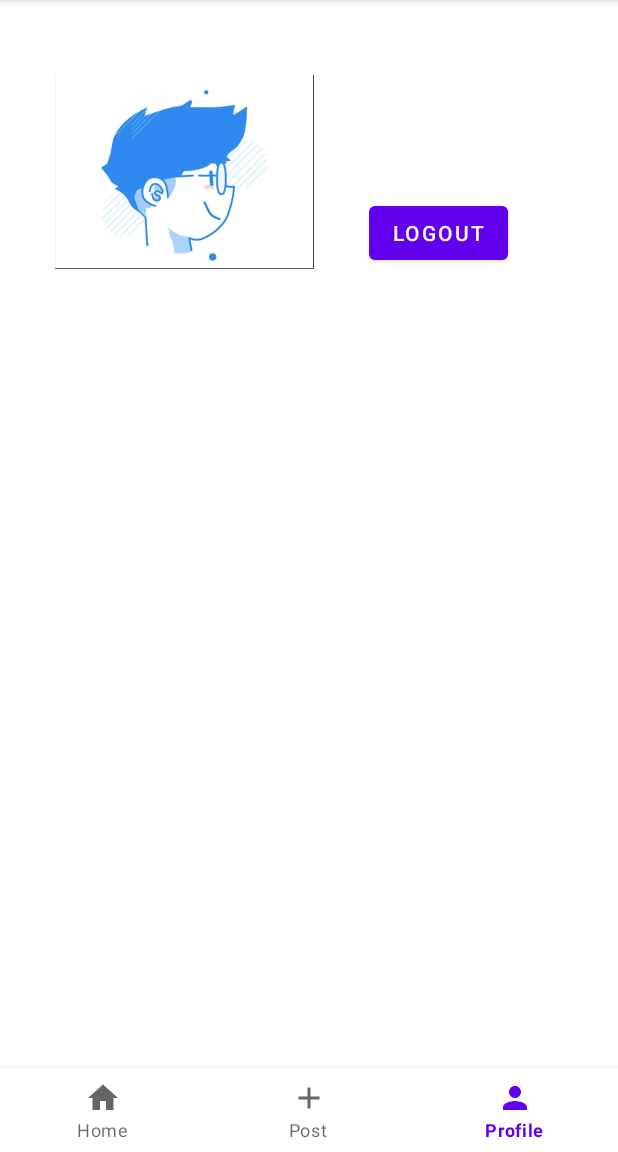
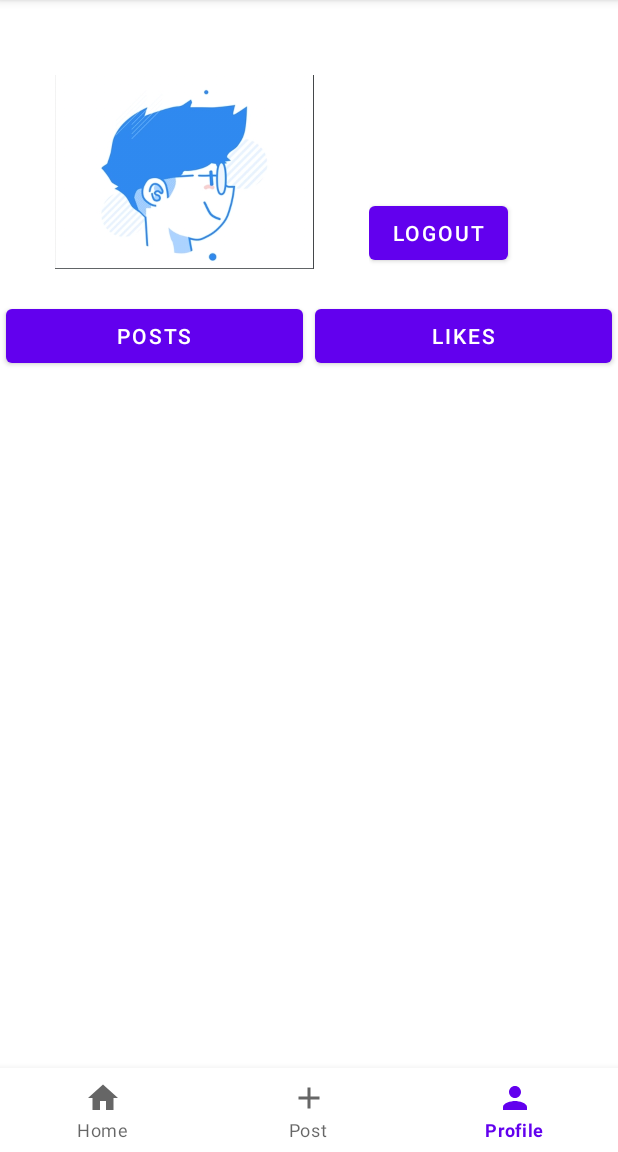
Before and after one commit to pangu99/sayYes, an Android app: the HomeFragment screen opened directly, with no data from a screen before it, item 3 of the bottom bar chosen, on a phone screen of 412 x 824 dp, the part 84-1236 px from its top. Run offline under Robolectric (Android 15) with nearby library versions, the phone set to English and light mode, and no system bars; our stand-ins replace Firebase (no records; nobody signed in at launch, a user with empty details on screens opened directly).

Commit message:
add profile posts

```diff
--- a/app/src/main/AndroidManifest.xml
+++ b/app/src/main/AndroidManifest.xml
@@ -16,9 +16,6 @@
         android:theme="@style/Theme.SayYes">
         <activity
             android:name=".SearchActivity"
-            android:exported="true" />
-        <activity
-            android:name=".ProfileActivity"
             android:exported="true" />
         <activity
             android:name=".RegisterActivity"
--- a/app/src/main/java/com/example/sayyes/CreatePost.java
+++ b/app/src/main/java/com/example/sayyes/CreatePost.java
@@ -244,6 +244,7 @@ public class CreatePost extends AppCompatActivity {
 
                         // update postIDs under the given user
                         List<String> postIDs = new ArrayList<>();
+                        postIDs.add(postid);
                         DatabaseReference reference_user = db.getReference("Users").child(userID).child("postIDs");
 
                         reference_user.addValueEventListener(new ValueEventListener() {
@@ -252,6 +253,7 @@ public class CreatePost extends AppCompatActivity {
                                 for (DataSnapshot data : snapshot.getChildren()){
                                     postIDs.add(data.getKey());
                                 }
+
                                 reference_user.child(userID).child("postIDs").setValue(postIDs);
                             }
 
--- a/app/src/main/java/com/example/sayyes/HomeFragment.java
+++ b/app/src/main/java/com/example/sayyes/HomeFragment.java
@@ -8,6 +8,7 @@ import androidx.fragment.app.Fragment;
 import androidx.recyclerview.widget.LinearLayoutManager;
 import androidx.recyclerview.widget.RecyclerView;
 
+import android.util.Log;
 import android.view.LayoutInflater;
 import android.view.View;
 import android.view.ViewGroup;
@@ -52,6 +53,7 @@ public class HomeFragment extends Fragment {
         linearLayoutManager.setStackFromEnd(true);
         recyclerView.setLayoutManager(linearLayoutManager);
         postList = new ArrayList<>();
+        //readPosts();
         postAdapter = new PostAdapter(getContext(), postList);
         recyclerView.setAdapter(postAdapter);
         return view;
@@ -67,6 +69,7 @@ public class HomeFragment extends Fragment {
                     Post post = snapshot1.getValue(Post.class);
                     postList.add(post);
                 }
+                postAdapter.notifyDataSetChanged();
             }
 
             @Override
--- a/app/src/main/java/com/example/sayyes/PostAdapter.java
+++ b/app/src/main/java/com/example/sayyes/PostAdapter.java
@@ -78,7 +78,7 @@ public class PostAdapter extends RecyclerView.Adapter<PostAdapter.ViewHolder>{
             }
         }).addOnFailureListener((exception) -> {
             exception.printStackTrace();
-            Log.i("Error", "Profile image downloaded error");
+            Log.i("Error", "Post image downloaded error");
         });
 
 
--- a/app/src/main/java/com/example/sayyes/ProfileFragment.java
+++ b/app/src/main/java/com/example/sayyes/ProfileFragment.java
@@ -11,31 +11,37 @@ import android.graphics.BitmapFactory;
 import android.net.Uri;
 import android.os.Bundle;
 
-import android.content.SharedPreferences;
-
 import androidx.activity.result.ActivityResult;
 import androidx.activity.result.ActivityResultCallback;
 import androidx.activity.result.ActivityResultLauncher;
 import androidx.activity.result.contract.ActivityResultContracts;
+import androidx.annotation.NonNull;
 import androidx.annotation.Nullable;
 import androidx.fragment.app.Fragment;
+import androidx.recyclerview.widget.LinearLayoutManager;
+import androidx.recyclerview.widget.RecyclerView;
 
 import android.util.Log;
 import android.view.LayoutInflater;
 import android.view.View;
 import android.view.ViewGroup;
 import android.widget.Button;
-import android.widget.EditText;
 import android.widget.ImageView;
 import android.widget.TextView;
 import android.widget.Toast;
 
+import com.bumptech.glide.Glide;
+import com.firebase.ui.database.FirebaseRecyclerAdapter;
 import com.google.android.gms.tasks.OnSuccessListener;
 import com.google.firebase.auth.FirebaseAuth;
+import com.google.firebase.database.DataSnapshot;
+import com.google.firebase.database.DatabaseError;
+import com.google.firebase.database.DatabaseReference;
+import com.google.firebase.database.FirebaseDatabase;
+import com.google.firebase.database.ValueEventListener;
 import com.google.firebase.firestore.DocumentReference;
 import com.google.firebase.firestore.DocumentSnapshot;
 import com.google.firebase.firestore.EventListener;
-import com.google.firebase.firestore.FieldValue;
 import com.google.firebase.firestore.FirebaseFirestore;
 import com.google.firebase.firestore.FirebaseFirestoreException;
 import com.google.firebase.storage.FirebaseStorage;
@@ -46,12 +52,11 @@ import java.io.ByteArrayOutputStream;
 import java.io.FileNotFoundException;
 import java.io.IOException;
 import java.io.InputStream;
-import java.util.concurrent.Executor;
+import java.util.HashSet;
+import java.util.List;
 
 /**
  * A simple {@link Fragment} subclass.
- * Use the {@link ProfileFragment#newInstance} factory method to
- * create an instance of this fragment.
  */
 public class ProfileFragment extends Fragment {
 
@@ -72,6 +77,14 @@ public class ProfileFragment extends Fragment {
     // firebase storage (post images)
     StorageReference storageRef;
 
+    private RecyclerView recyclerView;
+    private PostAdapter postAdapter;
+    private List<Post> postList;
+
+    private Button postsButton;
+    private Button likesButton;
+    private ViewGroup.LayoutParams postParams;
+
     public ProfileFragment(){
 
     }
@@ -86,6 +99,31 @@ public class ProfileFragment extends Fragment {
     public void onCreate(Bundle savedInstanceState) {
         super.onCreate(savedInstanceState);
     }
+
+
+public static class searchViewHolder extends RecyclerView.ViewHolder{
+
+    View searchView;
+
+    public searchViewHolder(@NonNull View itemView) {
+        super(itemView);
+
+        searchView = itemView;
+    }
+
+    public void setDetails(Context ctx, String search_title, String search_img, String search_hash){//, String search_likeNo
+        TextView title = (TextView) searchView.findViewById(R.id.search_title);
+        ImageView img = (ImageView) searchView.findViewById(R.id.search_img);
+        //TextView likeNo = (TextView) searchView.findViewById(R.id.search_like_num);
+        TextView hash = (TextView) searchView.findViewById(R.id.search_hash);
+
+        title.setText(search_title);
+        //likeNo.setText(search_likeNo);
+        hash.setText(search_hash);
+
+        Glide.with(ctx).load(search_img).into(img);
+    }
+}
 
     @Override
     public View onCreateView(LayoutInflater inflater, ViewGroup container,
@@ -135,7 +173,67 @@ public class ProfileFragment extends Fragment {
 
         setUserProfile();
 
+        recyclerView = inflatedView.findViewById(R.id.profileRecycler);
+        recyclerView.setHasFixedSize(true);
+        LinearLayoutManager linearLayoutManager = new LinearLayoutManager(getContext());
+        recyclerView.setLayoutManager(linearLayoutManager);
+
+        postsButton = inflatedView.findViewById(R.id.posts);
+        postsButton.setOnClickListener(new View.OnClickListener() {
+            @Override
+            public void onClick(View view) {
+                showPosts();
+            }
+        });
+        likesButton = inflatedView.findViewById(R.id.likes);
+        likesButton.setOnClickListener(new View.OnClickListener() {
+            @Override
+            public void onClick(View view) {
+                showLikes();
+            }
+        });
+
         return inflatedView;
+    }
+
+    public void showPosts() {
+        DatabaseReference reference = FirebaseDatabase.getInstance().getReference("Posts");
+        FirebaseRecyclerAdapter<search_info, SearchActivity.searchViewHolder> adapter = new FirebaseRecyclerAdapter<search_info, SearchActivity.searchViewHolder>(
+                search_info.class,
+                R.layout.search_result,
+                SearchActivity.searchViewHolder.class,
+                reference
+        ){
+            @Override
+            protected void populateViewHolder(SearchActivity.searchViewHolder viewHolder, search_info model, int position){
+                List<String> hashList = model.getPostHashTags();
+                int i;
+                String hash="";
+                for(i=0; i<hashList.size(); i++){
+                    hash = hash + hashList.get(i) + "\n";
+                }
+
+                // hide if not user's
+                if (!model.userid.equals(userID)) {
+                    viewHolder.itemView.setVisibility(View.GONE);
+                    postParams = viewHolder.itemView.getLayoutParams();
+                    postParams.height = 0;
+                    postParams.width = 0;
+                    viewHolder.itemView.setLayoutParams(postParams);
+                    return;
+                } else {
+                    viewHolder.itemView.setVisibility(View.VISIBLE);
+                }
+
+                viewHolder.setDetails(getContext(), model.getPostTitle(), model.getPostImage(), hash);
+            }
+        };
+
+        recyclerView.setAdapter(adapter);
+    }
+
+    public void showLikes() {
+
     }
 
     public void setUserProfile(){
--- a/app/src/main/res/layout/fragment_profile.xml
+++ b/app/src/main/res/layout/fragment_profile.xml
@@ -63,6 +63,36 @@
 
 
     </LinearLayout>
+    <LinearLayout
+        android:id="@+id/profileButtons"
+        android:layout_width="match_parent"
+        android:layout_height="wrap_content"
+        android:layout_marginTop="200dp"
+        android:weightSum="10">
 
+        <Button
+            android:id="@+id/posts"
+            android:layout_width="0dp"
+            android:layout_height="wrap_content"
+            android:layout_weight="5"
+            android:layout_marginHorizontal="4dp"
+            android:text="posts" />
+        <Button
+            android:id="@+id/likes"
+            android:layout_width="0dp"
+            android:layout_height="wrap_content"
+            android:layout_weight="5"
+            android:layout_marginHorizontal="4dp"
+            android:text="likes" />
+    </LinearLayout>
+
+    <androidx.recyclerview.widget.RecyclerView
+        android:layout_width="match_parent"
+        android:layout_height="match_parent"
+        android:layout_below="@+id/profileButtons"
+        android:layout_marginTop="24dp"
+        android:id="@+id/profileRecycler">
+
+    </androidx.recyclerview.widget.RecyclerView>
 
 </RelativeLayout>
```
Also changed, not shown: app/src/main/java/com/example/sayyes/Post.java (+30 -7 lines), app/src/main/java/com/example/sayyes/ProfileActivity.java (deleted, +0 -88 lines), app/src/main/res/layout/activity_profile.xml (deleted, +0 -23 lines).
